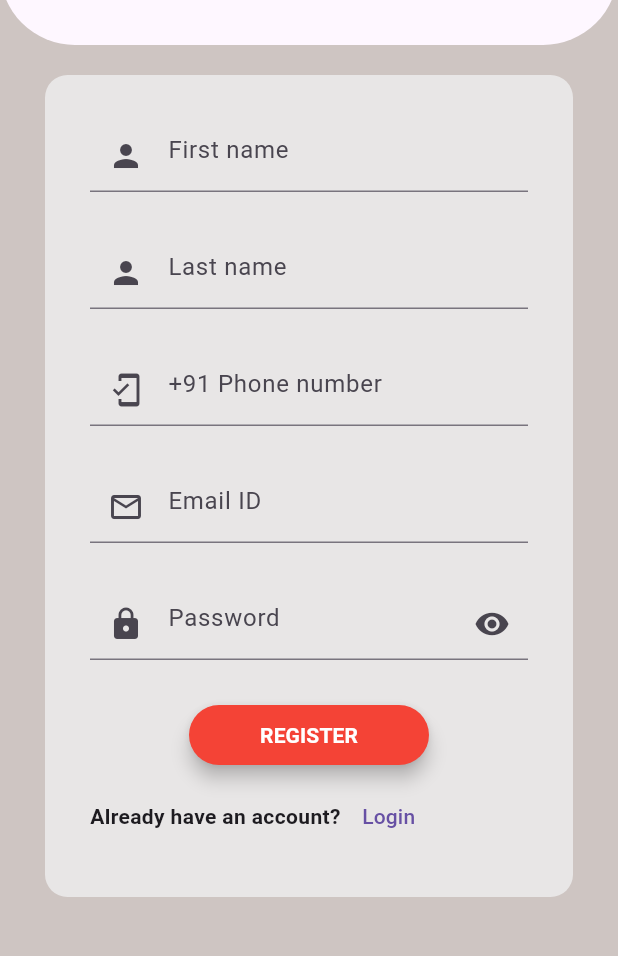
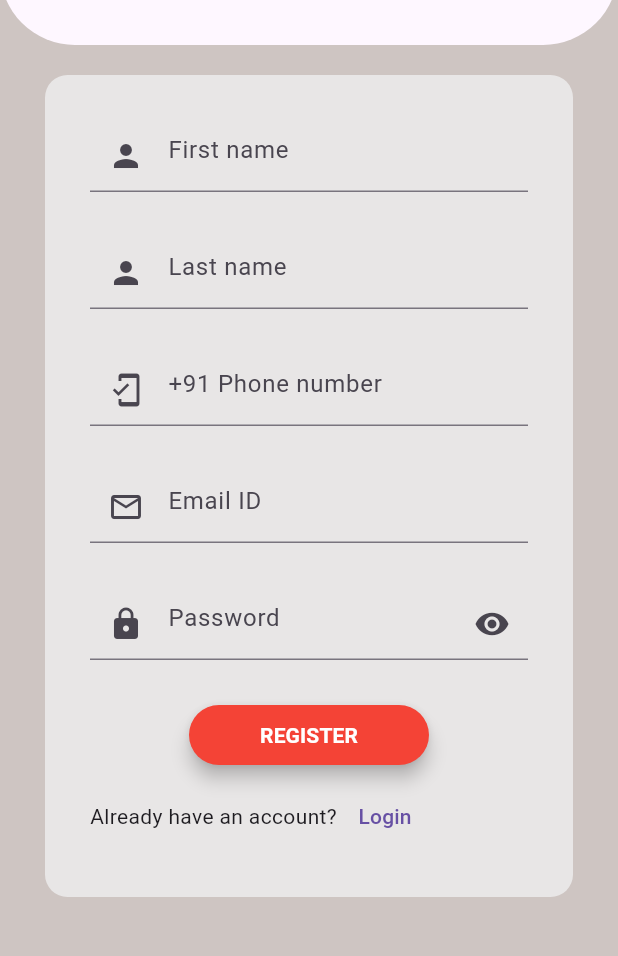
Before and after one commit to AiswaryaAjayakumar/smart_card, a Flutter app: the screen it shows after launch, on a phone screen of 412 x 824 dp, the part 84-1040 px from its top. Run offline on Flutter 3.47's test engine with Material 3 defaults, Android fonts, the phone set to English and light mode, and no system bars.

Commit message:
change fontweight

```diff
--- a/lib/view/register_screen/register_screen.dart
+++ b/lib/view/register_screen/register_screen.dart
@@ -150,7 +150,7 @@ class _RegisterScreenState extends State<RegisterScreen> {
                     children: [
                       Text(
                         "Already have an account?",
-                        style: TextStyle(fontWeight: FontWeight.bold),
+                        style: TextStyle(),
                       ),
                       // SizedBox(
                       //   width: 7,
```
